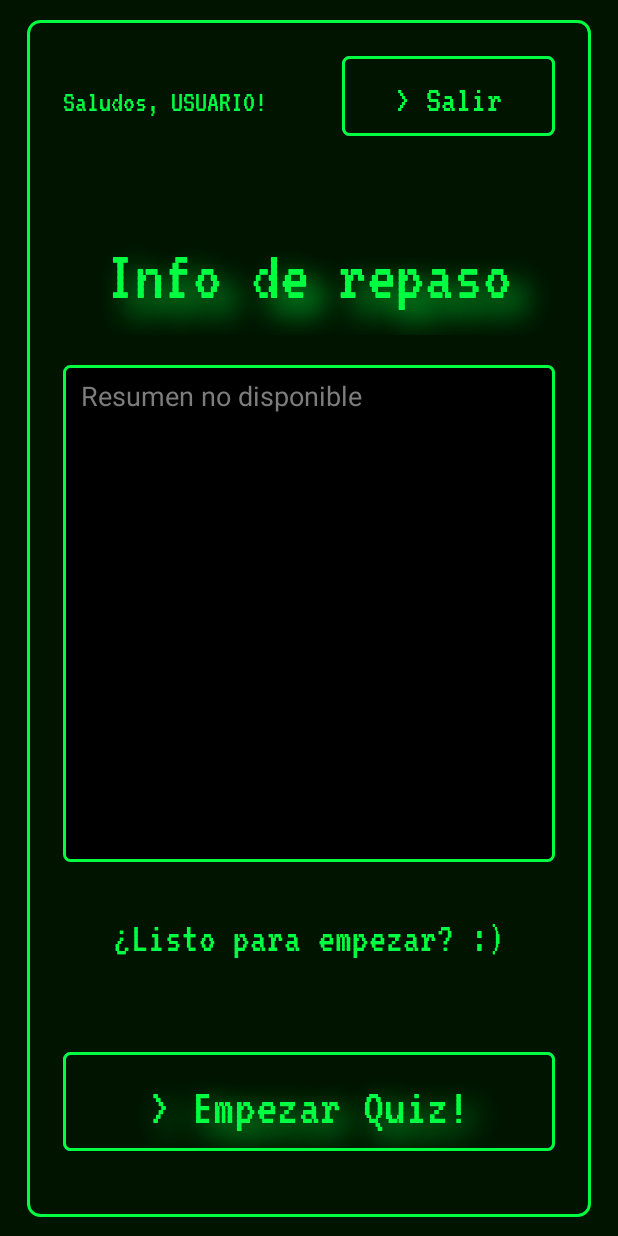
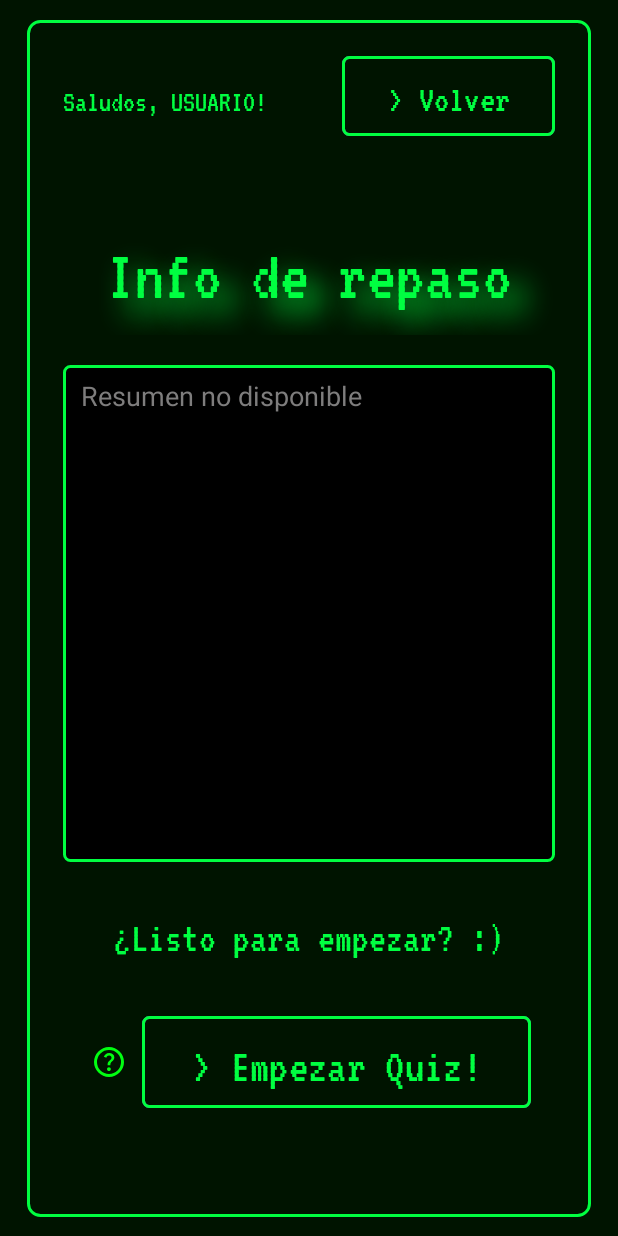
Before and after one commit to BrunoGust/TriviaTrainer, an Android app: the RepasoActivity screen opened directly, with no data from a screen before it, on a phone screen of 412 x 824 dp. Run offline under Robolectric (Android 15) with nearby library versions, the phone set to English and light mode, and no system bars.

Commit message:
Agregar boton ayuda contextual en activity repaso

```diff
--- a/app/src/main/res/layout/activity_repaso.xml
+++ b/app/src/main/res/layout/activity_repaso.xml
@@ -47,7 +47,7 @@
                 android:layout_weight="1"
                 android:background="@drawable/button_border_green"
                 android:foreground="@drawable/button_border_green"
-                android:text="@string/salir_btn"
+                android:text="> Volver"
                 android:textColor="@color/text_color"
                 android:fontFamily="@font/vt323"
                 android:textSize="25sp" />
@@ -98,22 +98,43 @@
             android:textColor="@color/text_color"
             android:textSize="28sp" />
 
-        <Button
-            android:id="@+id/btnEmpezarQuiz"
+
+        <LinearLayout
             android:layout_width="match_parent"
             android:layout_height="wrap_content"
-            android:layout_marginTop="40sp"
-            android:background="@drawable/button_border_green"
-            android:fontFamily="@font/vt323"
-            android:foreground="@drawable/button_border_green"
-            android:gravity="center"
-            android:shadowColor="@color/text_color"
-            android:shadowDx="10"
-            android:shadowDy="10"
-            android:shadowRadius="25"
-            android:text="> Empezar Quiz!"
-            android:textColor="@color/text_color"
-            android:textSize="35sp" />
+            android:orientation="horizontal"
+            android:layout_marginTop="16dp"
+            android:paddingHorizontal="16dp"
+            android:gravity="center_vertical"
+            android:weightSum="10">
+
+            <!-- Botón de ayuda contextual repaso -->
+            <ImageButton
+                android:id="@+id/buttonHelpRepaso"
+                android:layout_width="0dp"
+                android:layout_height="48dp"
+                android:layout_weight="1"
+                android:layout_marginEnd="8dp"
+                android:src="@drawable/help_24px"
+                android:scaleType="center"
+                android:background="@null"
+                app:tint="#00FF11"
+                android:contentDescription="botón de ayuda" />
+
+            <!-- Botón empezar quiz -->
+            <Button
+                android:id="@+id/btnEmpezarQuiz"
+                android:layout_width="0dp"
+                android:layout_height="wrap_content"
+                android:layout_weight="9"
+                android:background="@drawable/generic_button_selector"
+                android:foreground="@drawable/generic_button_selector"
+                android:fontFamily="@font/vt323"
+                android:gravity="center"
+                android:text="> Empezar Quiz!"
+                android:textColor="@color/text_color"
+                android:textSize="32sp" />
+        </LinearLayout>
 
     </LinearLayout>
 
```
